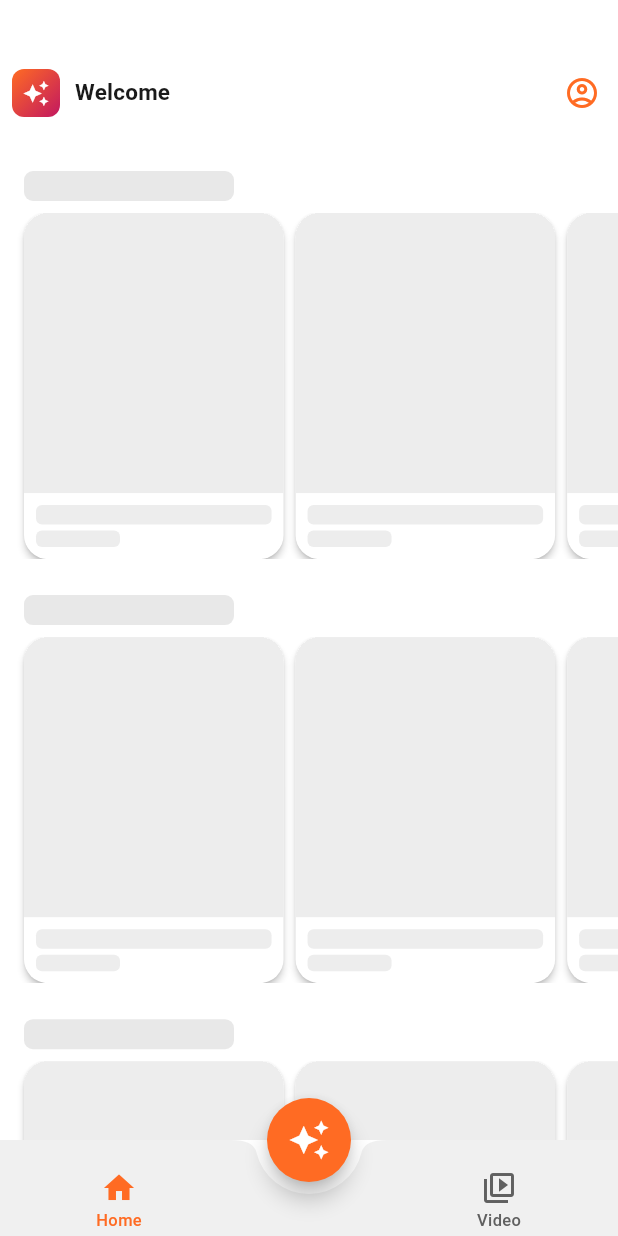
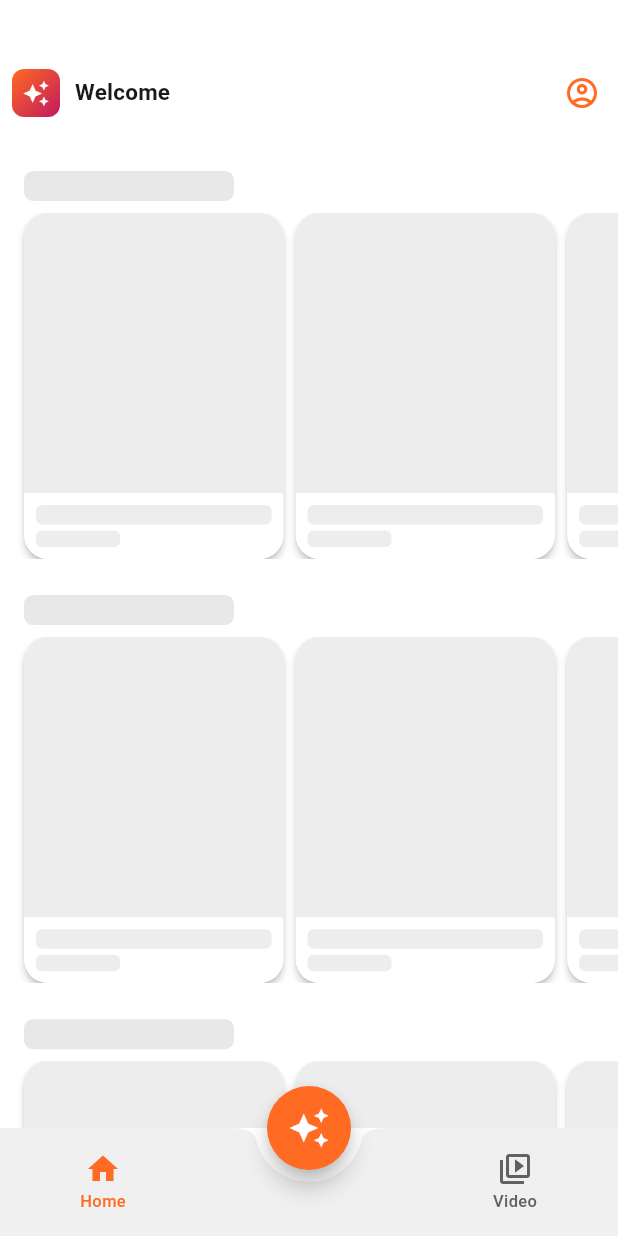
Before and after one commit to gopalakrbiec-ui/claude_project_7_client, a Flutter app: the HomeScreen screen opened by its route, on a phone screen of 412 x 824 dp. Run offline on Flutter 3.47's test engine with Material 3 defaults, Android fonts, the phone set to English and light mode, and no system bars; our stand-ins replace cached_network_image, connectivity_plus, dio, flutter_image_compress, flutter_riverpod, go_router and 3 more; missing offline and left inert: gal, openapi_generator_annotations, razorpay_flutter; accounts and stored records are empty; generated files the repository leaves out were written again; network calls fail.

Commit message:
fix: resolve BottomAppBar 17px overflow by increasing height and zeroing padding
Co-Authored-By: Claude Sonnet 4.6 <noreply@anthropic.com>
Claude-Session: https://claude.ai/code/session_016DpaGXXwC8zWPWqBkN1LND

```diff
--- a/lib/screens/home/home_screen.dart
+++ b/lib/screens/home/home_screen.dart
@@ -63,7 +63,8 @@ class _HomeScreenState extends ConsumerState<HomeScreen> {
       bottomNavigationBar: BottomAppBar(
         shape: const CircularNotchedRectangle(),
         notchMargin: 8,
-        height: 64,
+        height: 72,
+        padding: EdgeInsets.zero,
         child: Row(
           children: [
             // Home
@@ -117,7 +118,7 @@ class _NavItem extends StatelessWidget {
       onTap: onTap,
       borderRadius: BorderRadius.circular(12),
       child: Padding(
-        padding: const EdgeInsets.symmetric(vertical: 8),
+        padding: const EdgeInsets.symmetric(vertical: 6),
         child: Column(
           mainAxisSize: MainAxisSize.min,
           children: [
```
